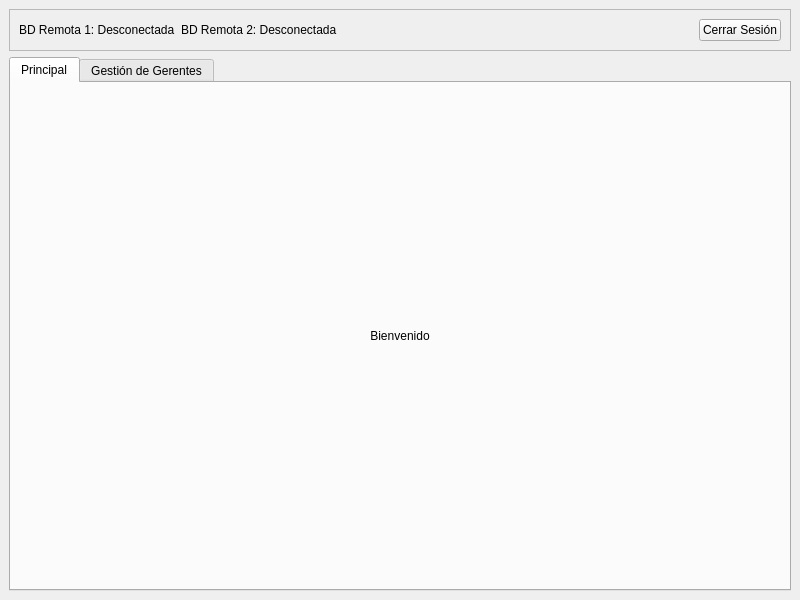
First picture: the form in ui/admin_view.ui, repository Chatsito58/Final_BDD, before the edit.
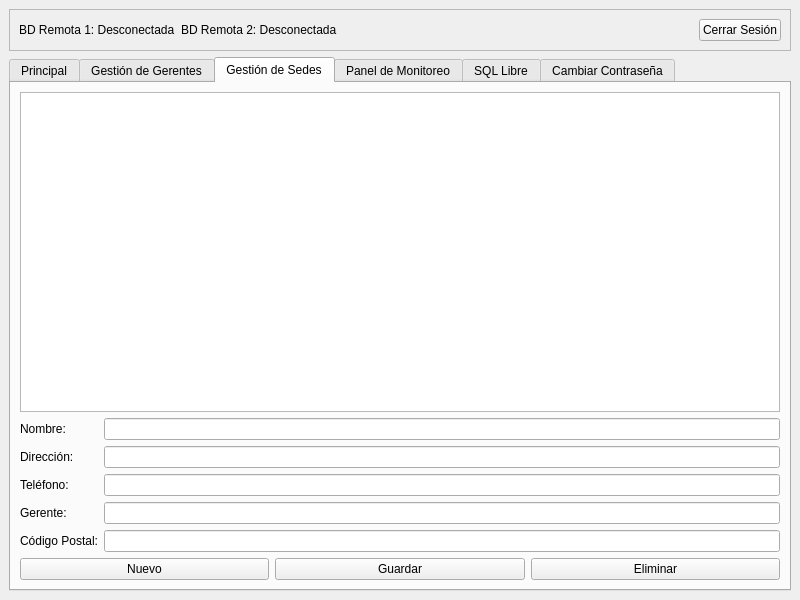
Second picture: the form after the edit. The open tabs and pages were chosen to show the change.

Commit message: con admin y gerente

```diff
--- a/ui/admin_view.ui
+++ b/ui/admin_view.ui
@@ -172,6 +172,206 @@
         </item>
        </layout>
       </widget>
+      <widget class="QWidget" name="sedes_tab">
+       <attribute name="title">
+        <string>Gestión de Sedes</string>
+       </attribute>
+       <layout class="QVBoxLayout" name="verticalLayout_4">
+        <item>
+         <widget class="QListWidget" name="sedes_list"/>
+        </item>
+        <item>
+         <layout class="QFormLayout" name="formLayout_2">
+          <item row="0" column="0">
+           <widget class="QLabel" name="label_6">
+            <property name="text">
+             <string>Nombre:</string>
+            </property>
+           </widget>
+          </item>
+          <item row="0" column="1">
+           <widget class="QLineEdit" name="nombre_sede_edit"/>
+          </item>
+          <item row="1" column="0">
+           <widget class="QLabel" name="label_7">
+            <property name="text">
+             <string>Dirección:</string>
+            </property>
+           </widget>
+          </item>
+          <item row="1" column="1">
+           <widget class="QLineEdit" name="direccion_sede_edit"/>
+          </item>
+          <item row="2" column="0">
+           <widget class="QLabel" name="label_8">
+            <property name="text">
+             <string>Teléfono:</string>
+            </property>
+           </widget>
+          </item>
+          <item row="2" column="1">
+           <widget class="QLineEdit" name="telefono_sede_edit"/>
+          </item>
+          <item row="3" column="0">
+           <widget class="QLabel" name="label_9">
+            <property name="text">
+             <string>Gerente:</string>
+            </property>
+           </widget>
+          </item>
+          <item row="3" column="1">
+           <widget class="QLineEdit" name="gerente_sede_edit"/>
+          </item>
+          <item row="4" column="0">
+           <widget class="QLabel" name="label_10">
+            <property name="text">
+             <string>Código Postal:</string>
+            </property>
+           </widget>
+          </item>
+          <item row="4" column="1">
+           <widget class="QLineEdit" name="codigo_postal_sede_edit"/>
+          </item>
+         </layout>
+        </item>
+        <item>
+         <layout class="QHBoxLayout" name="horizontalLayout_3">
+          <item>
+           <widget class="QPushButton" name="nuevo_sede_button">
+            <property name="text">
+             <string>Nuevo</string>
+            </property>
+           </widget>
+          </item>
+          <item>
+           <widget class="QPushButton" name="guardar_sede_button">
+            <property name="text">
+             <string>Guardar</string>
+            </property>
+           </widget>
+          </item>
+          <item>
+           <widget class="QPushButton" name="eliminar_sede_button">
+            <property name="text">
+             <string>Eliminar</string>
+            </property>
+           </widget>
+          </item>
+         </layout>
+        </item>
+       </layout>
+      </widget>
+      <widget class="QWidget" name="monitoreo_tab">
+       <attribute name="title">
+        <string>Panel de Monitoreo</string>
+       </attribute>
+       <layout class="QVBoxLayout" name="verticalLayout_5">
+        <item>
+         <widget class="QLabel" name="status_remota1_label">
+          <property name="text">
+           <string>BD Remota 1: Desconocida</string>
+          </property>
+         </widget>
+        </item>
+        <item>
+         <widget class="QLabel" name="status_remota2_label">
+          <property name="text">
+           <string>BD Remota 2: Desconocida</string>
+          </property>
+         </widget>
+        </item>
+        <item>
+         <widget class="QLabel" name="operaciones_pendientes_label">
+          <property name="text">
+           <string>Operaciones Pendientes: 0</string>
+          </property>
+         </widget>
+        </item>
+        <item>
+         <widget class="QPushButton" name="forzar_sincronizacion_button">
+          <property name="text">
+           <string>Forzar Sincronización</string>
+          </property>
+         </widget>
+        </item>
+       </layout>
+      </widget>
+      <widget class="QWidget" name="sql_libre_tab">
+       <attribute name="title">
+        <string>SQL Libre</string>
+       </attribute>
+       <layout class="QVBoxLayout" name="verticalLayout_6">
+        <item>
+         <widget class="QTextEdit" name="sql_query_text"/>
+        </item>
+        <item>
+         <widget class="QPushButton" name="ejecutar_sql_button">
+          <property name="text">
+           <string>Ejecutar SQL</string>
+          </property>
+         </widget>
+        </item>
+        <item>
+         <widget class="QTableWidget" name="sql_results_table"/>
+        </item>
+       </layout>
+      </widget>
+      <widget class="QWidget" name="cambiar_contrasena_tab">
+       <attribute name="title">
+        <string>Cambiar Contraseña</string>
+       </attribute>
+       <layout class="QFormLayout" name="formLayout_3">
+        <item row="0" column="0">
+         <widget class="QLabel" name="label_11">
+          <property name="text">
+           <string>Contraseña Actual:</string>
+          </property>
+         </widget>
+        </item>
+        <item row="0" column="1">
+         <widget class="QLineEdit" name="actual_pass_edit">
+          <property name="echoMode">
+           <enum>QLineEdit::Password</enum>
+          </property>
+         </widget>
+        </item>
+        <item row="1" column="0">
+         <widget class="QLabel" name="label_12">
+          <property name="text">
+           <string>Nueva Contraseña:</string>
+          </property>
+         </widget>
+        </item>
+        <item row="1" column="1">
+         <widget class="QLineEdit" name="nueva_pass_edit">
+          <property name="echoMode">
+           <enum>QLineEdit::Password</enum>
+          </property>
+         </widget>
+        </item>
+        <item row="2" column="0">
+         <widget class="QLabel" name="label_13">
+          <property name="text">
+           <string>Confirmar Nueva Contraseña:</string>
+          </property>
+         </widget>
+        </item>
+        <item row="2" column="1">
+         <widget class="QLineEdit" name="confirmar_pass_edit">
+          <property name="echoMode">
+           <enum>QLineEdit::Password</enum>
+          </property>
+         </widget>
+        </item>
+        <item row="3" column="1">
+         <widget class="QPushButton" name="cambiar_pass_button">
+          <property name="text">
+           <string>Cambiar Contraseña</string>
+          </property>
+         </widget>
+        </item>
+       </layout>
+      </widget>
      </widget>
     </item>
    </layout>
```
The commit also changes 2 other files.
